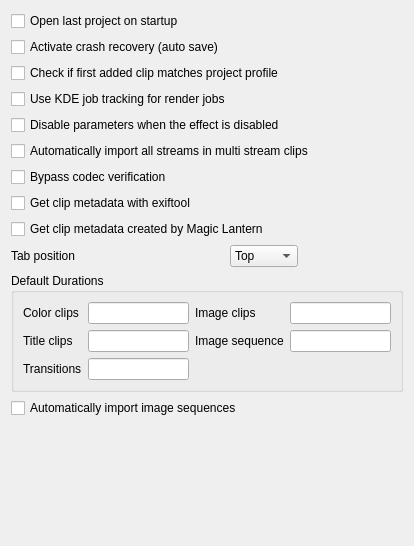
First picture: the form in src/ui/configmisc_ui.ui, repository KDE/kdenlive, before the edit.
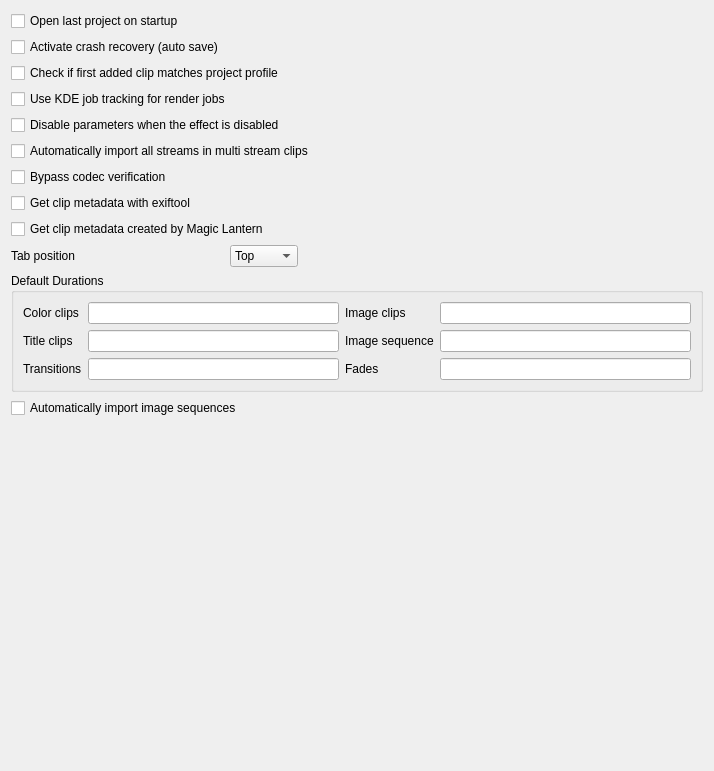
Second picture: the form after the edit.

Commit message: Default fade duration is now configurable from Kdenlive Settings > Misc

What changed in the file:
```diff
--- a/src/ui/configmisc_ui.ui
+++ b/src/ui/configmisc_ui.ui
@@ -6,8 +6,8 @@
    <rect>
     <x>0</x>
     <y>0</y>
-    <width>414</width>
-    <height>546</height>
+    <width>714</width>
+    <height>771</height>
    </rect>
   </property>
   <layout class="QGridLayout" name="gridLayout_2">
@@ -95,6 +95,16 @@
         </property>
        </widget>
       </item>
+      <item row="2" column="2">
+       <widget class="QLabel" name="label_6">
+        <property name="text">
+         <string>Fades</string>
+        </property>
+       </widget>
+      </item>
+      <item row="2" column="3">
+       <widget class="QLineEdit" name="kcfg_fade_duration"/>
+      </item>
      </layout>
     </widget>
    </item>
```
The commit also changes 8 other files.
